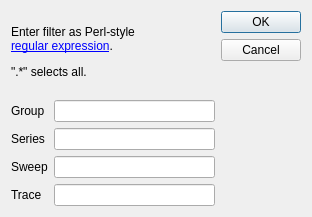
Qt form QtPMbrowser/DlgTreeFilter.ui (ChrisHal/PMbrowser) before a commit.
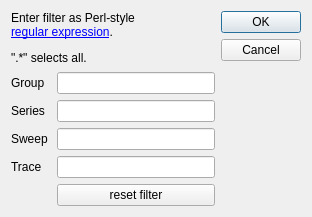
The same form after that commit.

Commit message: add reset button to filter dialog

```diff
--- a/QtPMbrowser/DlgTreeFilter.ui
+++ b/QtPMbrowser/DlgTreeFilter.ui
@@ -82,6 +82,29 @@
        </property>
       </widget>
      </item>
+     <item row="4" column="1">
+      <widget class="QPushButton" name="pushButtonReset">
+       <property name="locale">
+        <locale language="English" country="UnitedStates"/>
+       </property>
+       <property name="text">
+        <string>reset filter</string>
+       </property>
+      </widget>
+     </item>
+     <item row="4" column="0">
+      <spacer name="horizontalSpacer">
+       <property name="orientation">
+        <enum>Qt::Horizontal</enum>
+       </property>
+       <property name="sizeHint" stdset="0">
+        <size>
+         <width>40</width>
+         <height>20</height>
+        </size>
+       </property>
+      </spacer>
+     </item>
     </layout>
    </item>
   </layout>
```
The commit also changes 2 other files.
